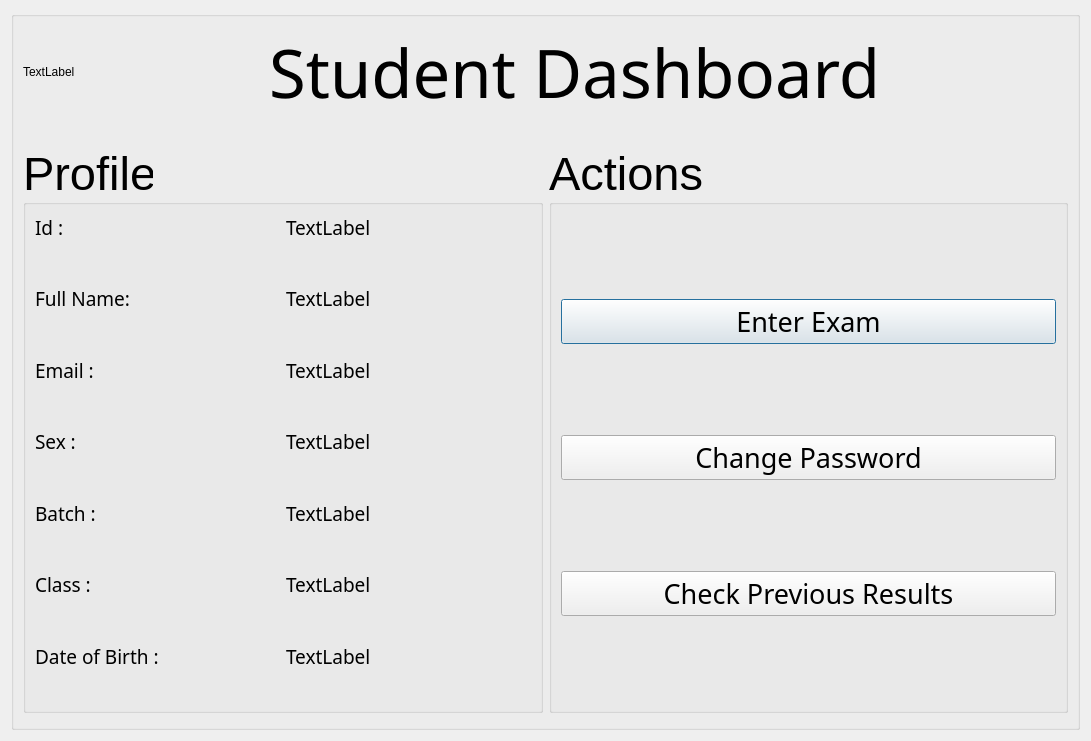
BiratBC/ExamSphereV1, file ExamSphereV1/student.ui: the form before one commit.
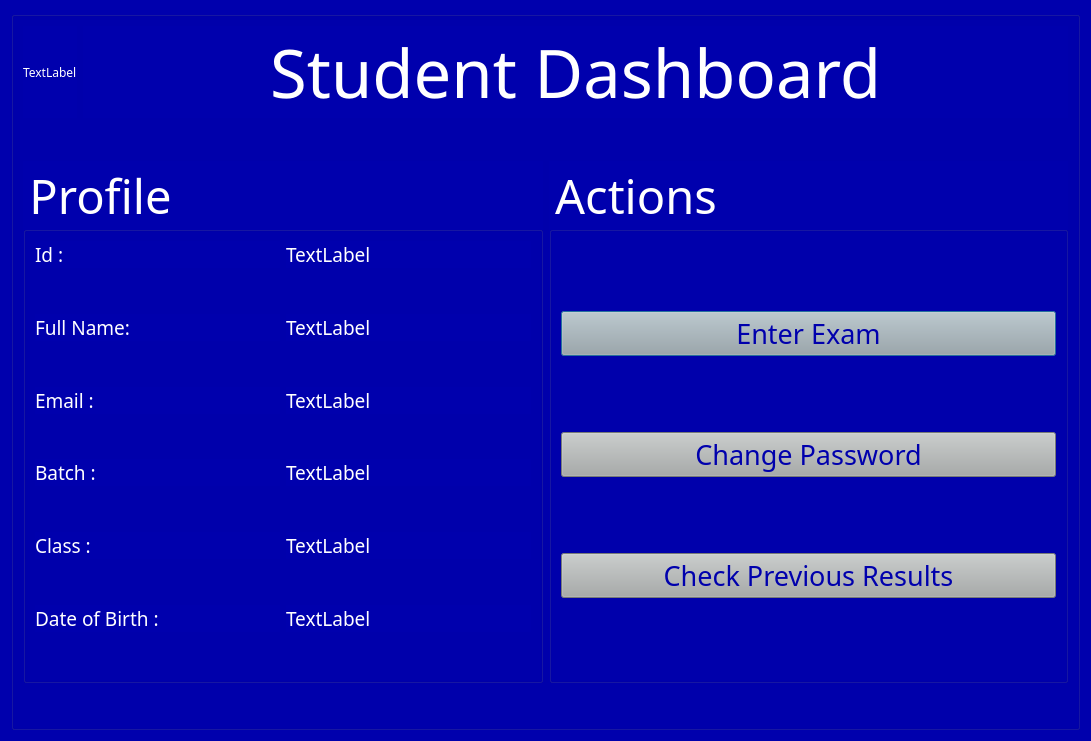
The form after the commit.

What changed in the file:
```diff
--- a/ExamSphereV1/student.ui
+++ b/ExamSphereV1/student.ui
@@ -14,7 +14,28 @@
    <string>Dialog</string>
   </property>
   <property name="styleSheet">
-   <string notr="true"/>
+   <string notr="true">*{
+	background-color: rgb(0, 0, 173);
+font-family:AcPlus IBM CGA;
+color:#fff;
+}
+QLineEdit
+{	
+color:#0000ad;
+	background-color: rgb(255, 255, 255);
+}
+QComboBox
+{
+color:#0000ad;
+	background-color: rgb(255, 255, 255);
+}
+QPushButton
+{
+	
+	background-color: rgb(167, 171, 170);
+	color:#0000ad;
+}
+</string>
   </property>
   <layout class="QGridLayout" name="gridLayout_2">
    <item row="0" column="0">
@@ -47,7 +68,7 @@
             </property>
             <property name="font">
              <font>
-              <family>Ubuntu Medium</family>
+              <family>AcPlus IBM CGA</family>
               <pointsize>50</pointsize>
              </font>
             </property>
@@ -80,7 +101,7 @@
            <widget class="QGroupBox" name="groupBox_3">
             <property name="font">
              <font>
-              <family>Ubuntu</family>
+              <family>AcPlus IBM CGA</family>
               <pointsize>35</pointsize>
              </font>
             </property>
@@ -96,7 +117,7 @@
                   <widget class="QLabel" name="label_13">
                    <property name="font">
                     <font>
-                     <family>Ubuntu Light</family>
+                     <family>AcPlus IBM CGA</family>
                      <pointsize>14</pointsize>
                     </font>
                    </property>
@@ -109,7 +130,7 @@
                   <widget class="QLabel" name="id">
                    <property name="font">
                     <font>
-                     <family>Ubuntu Light</family>
+                     <family>AcPlus IBM CGA</family>
                      <pointsize>14</pointsize>
                     </font>
                    </property>
@@ -142,7 +163,7 @@
                   <widget class="QLabel" name="label">
                    <property name="font">
                     <font>
-                     <family>Ubuntu Light</family>
+                     <family>AcPlus IBM CGA</family>
                      <pointsize>14</pointsize>
                     </font>
                    </property>
@@ -155,7 +176,7 @@
                   <widget class="QLabel" name="fn">
                    <property name="font">
                     <font>
-                     <family>Ubuntu Light</family>
+                     <family>AcPlus IBM CGA</family>
                      <pointsize>14</pointsize>
                     </font>
                    </property>
@@ -188,7 +209,7 @@
                   <widget class="QLabel" name="label_4">
                    <property name="font">
                     <font>
-                     <family>Ubuntu Light</family>
+                     <family>AcPlus IBM CGA</family>
                      <pointsize>14</pointsize>
                     </font>
                    </property>
@@ -201,7 +222,7 @@
                   <widget class="QLabel" name="email">
                    <property name="font">
                     <font>
-                     <family>Ubuntu Light</family>
+                     <family>AcPlus IBM CGA</family>
                      <pointsize>14</pointsize>
                     </font>
                    </property>
@@ -228,59 +249,13 @@
                  </property>
                 </spacer>
                </item>
-               <item>
-                <layout class="QHBoxLayout" name="horizontalLayout_5">
-                 <item>
-                  <widget class="QLabel" name="label_6">
-                   <property name="font">
-                    <font>
-                     <family>Ubuntu Light</family>
-                     <pointsize>14</pointsize>
-                    </font>
-                   </property>
-                   <property name="text">
-                    <string>Sex : </string>
-                   </property>
-                  </widget>
-                 </item>
-                 <item>
-                  <widget class="QLabel" name="sex">
-                   <property name="font">
-                    <font>
-                     <family>Ubuntu Light</family>
-                     <pointsize>14</pointsize>
-                    </font>
-                   </property>
-                   <property name="text">
-                    <string>TextLabel</string>
-                   </property>
-                  </widget>
-                 </item>
-                </layout>
-               </item>
-               <item>
-                <spacer name="verticalSpacer_5">
-                 <property name="orientation">
-                  <enum>Qt::Vertical</enum>
-                 </property>
-                 <property name="sizeType">
-                  <enum>QSizePolicy::Preferred</enum>
-                 </property>
-                 <property name="sizeHint" stdset="0">
-                  <size>
-                   <width>20</width>
-                   <height>40</height>
-                  </size>
-                 </property>
-                </spacer>
-               </item>
                <item>
                 <layout class="QHBoxLayout" name="horizontalLayout_6">
                  <item>
                   <widget class="QLabel" name="label_8">
                    <property name="font">
                     <font>
-                     <family>Ubuntu Light</family>
+                     <family>AcPlus IBM CGA</family>
                      <pointsize>14</pointsize>
                     </font>
                    </property>
@@ -293,7 +268,7 @@
                   <widget class="QLabel" name="batch">
                    <property name="font">
                     <font>
-                     <family>Ubuntu Light</family>
+                     <family>AcPlus IBM CGA</family>
                      <pointsize>14</pointsize>
                     </font>
                    </property>
@@ -326,7 +301,7 @@
                   <widget class="QLabel" name="label_10">
                    <property name="font">
                     <font>
-                     <family>Ubuntu Light</family>
+                     <family>AcPlus IBM CGA</family>
                      <pointsize>14</pointsize>
                     </font>
                    </property>
@@ -339,7 +314,7 @@
                   <widget class="QLabel" name="class_2">
                    <property name="font">
                     <font>
-                     <family>Ubuntu Light</family>
+                     <family>AcPlus IBM CGA</family>
                      <pointsize>14</pointsize>
                     </font>
                    </property>
@@ -372,7 +347,7 @@
                   <widget class="QLabel" name="label_12">
                    <property name="font">
                     <font>
-                     <family>Ubuntu Light</family>
+                     <family>AcPlus IBM CGA</family>
                      <pointsize>14</pointsize>
                     </font>
                    </property>
@@ -385,7 +360,7 @@
                   <widget class="QLabel" name="dob">
                    <property name="font">
                     <font>
-                     <family>Ubuntu Light</family>
+                     <family>AcPlus IBM CGA</family>
                      <pointsize>14</pointsize>
                     </font>
                    </property>
@@ -421,7 +396,7 @@
            <widget class="QGroupBox" name="groupBox_2">
             <property name="font">
              <font>
-              <family>Ubuntu</family>
+              <family>AcPlus IBM CGA</family>
               <pointsize>35</pointsize>
              </font>
             </property>
@@ -457,7 +432,7 @@
                  </property>
                  <property name="font">
                   <font>
-                   <family>Ubuntu Light</family>
+                   <family>AcPlus IBM CGA</family>
                    <pointsize>20</pointsize>
                   </font>
                  </property>
@@ -498,7 +473,7 @@
                  </property>
                  <property name="font">
                   <font>
-                   <family>Ubuntu Light</family>
+                   <family>AcPlus IBM CGA</family>
                    <pointsize>20</pointsize>
                   </font>
                  </property>
@@ -533,7 +508,7 @@
                 <widget class="QPushButton" name="pushButton_3">
                  <property name="font">
                   <font>
-                   <family>Ubuntu Light</family>
+                   <family>AcPlus IBM CGA</family>
                    <pointsize>20</pointsize>
                   </font>
                  </property>
```
Left out of the diff: 12 changed lines with no effect on the pictures.
